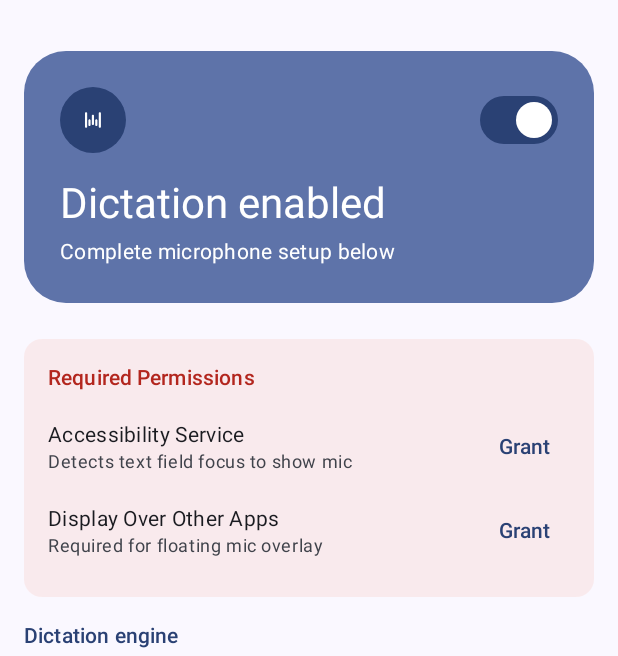
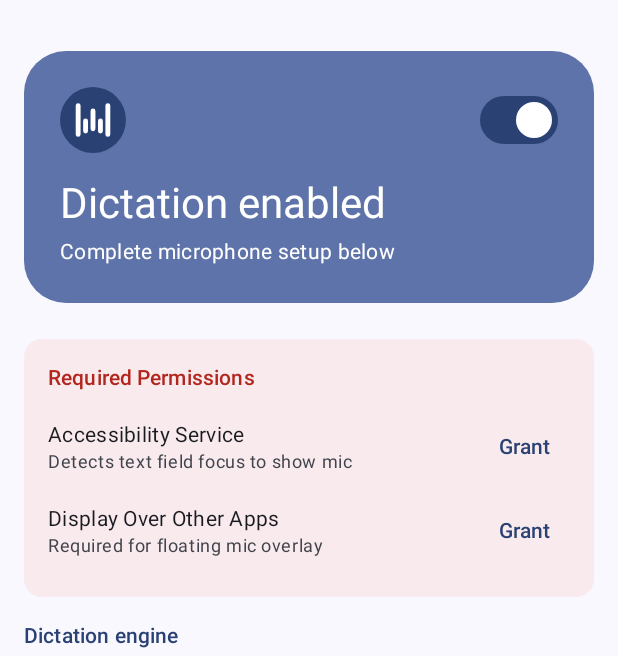
Before and after one commit to chandan-itian/VoiceFlowAI, an Android app built with Jetpack Compose: the HomeScreen screen opened through its navigation route, on a phone screen of 412 x 824 dp, the part 69-725 px from its top. Run offline under Robolectric (Android 15) with nearby library versions, the phone set to English and light mode, and no system bars; our stand-ins replace Dagger/Hilt's generated code; 1 statement that could not run was skipped.

Commit message:
Preserve English spellings in Hinglish, fail over Groq formatting on 429 and update the mic identity

```diff
--- a/app/src/main/res/drawable/ic_wispr_flow.xml
+++ b/app/src/main/res/drawable/ic_wispr_flow.xml
@@ -1,26 +1,7 @@
 <vector xmlns:android="http://schemas.android.com/apk/res/android"
-    android:width="24dp"
-    android:height="24dp"
-    android:viewportWidth="400"
-    android:viewportHeight="400">
-    <!-- Bar 1 (Left tall) -->
-    <path
-        android:fillColor="#FFFFFFFF"
-        android:pathData="M 111,125.0 A 12.0,12.0 0 0 1 135,125.0 L 135,274.0 A 12.0,12.0 0 0 1 111,274.0 Z" />
-    <!-- Bar 2 (Mid-left short) -->
-    <path
-        android:fillColor="#FFFFFFFF"
-        android:pathData="M 149,205.0 A 12.0,12.0 0 0 1 173,205.0 L 173,256.0 A 12.0,12.0 0 0 1 149,256.0 Z" />
-    <!-- Bar 3 (Center medium) -->
-    <path
-        android:fillColor="#FFFFFFFF"
-        android:pathData="M 187,153.0 A 12.0,12.0 0 0 1 211,153.0 L 211,244.0 A 12.0,12.0 0 0 1 187,244.0 Z" />
-    <!-- Bar 4 (Mid-right short) -->
-    <path
-        android:fillColor="#FFFFFFFF"
-        android:pathData="M 225,205.0 A 12.0,12.0 0 0 1 249,205.0 L 249,256.0 A 12.0,12.0 0 0 1 225,256.0 Z" />
-    <!-- Bar 5 (Right tall) -->
-    <path
-        android:fillColor="#FFFFFFFF"
-        android:pathData="M 264,125.0 A 12.0,12.0 0 0 1 288,125.0 L 288,274.0 A 12.0,12.0 0 0 1 264,274.0 Z" />
+    android:width="32dp" android:height="32dp"
+    android:viewportWidth="80" android:viewportHeight="80">
+    <path android:strokeColor="#191919" android:strokeWidth="10.8"
+        android:strokeLineCap="round"
+        android:pathData="M7,8 V72 M23.5,42 V64.5 M40,20 V59.5 M56.5,42 V64.5 M73,8 V72" />
 </vector>
```
Also changed, not shown: app/src/main/java/com/voiceflow/ai/data/remote/providers/GroqProvider.kt (+9 -1 lines), app/src/main/java/com/voiceflow/ai/data/remote/providers/OpenAIProvider.kt (+7 -1 lines), app/src/main/java/com/voiceflow/ai/presentation/service/FloatingMicService.kt (+12 -34 lines), app/src/main/java/com/voiceflow/ai/utils/HinglishNormalizer.kt (+25 -6 lines), app/src/main/res/drawable/ic_launcher_background.xml (+3 -10 lines), app/src/main/res/drawable/ic_launcher_foreground.xml (+2 -27 lines), 2 other files.
